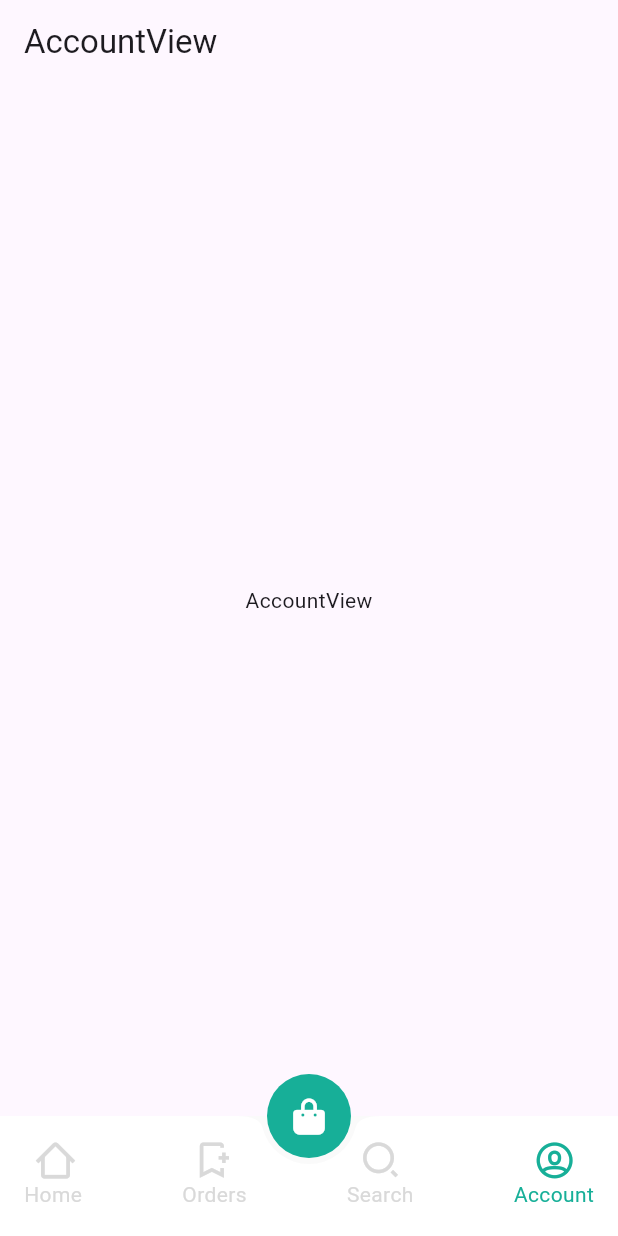
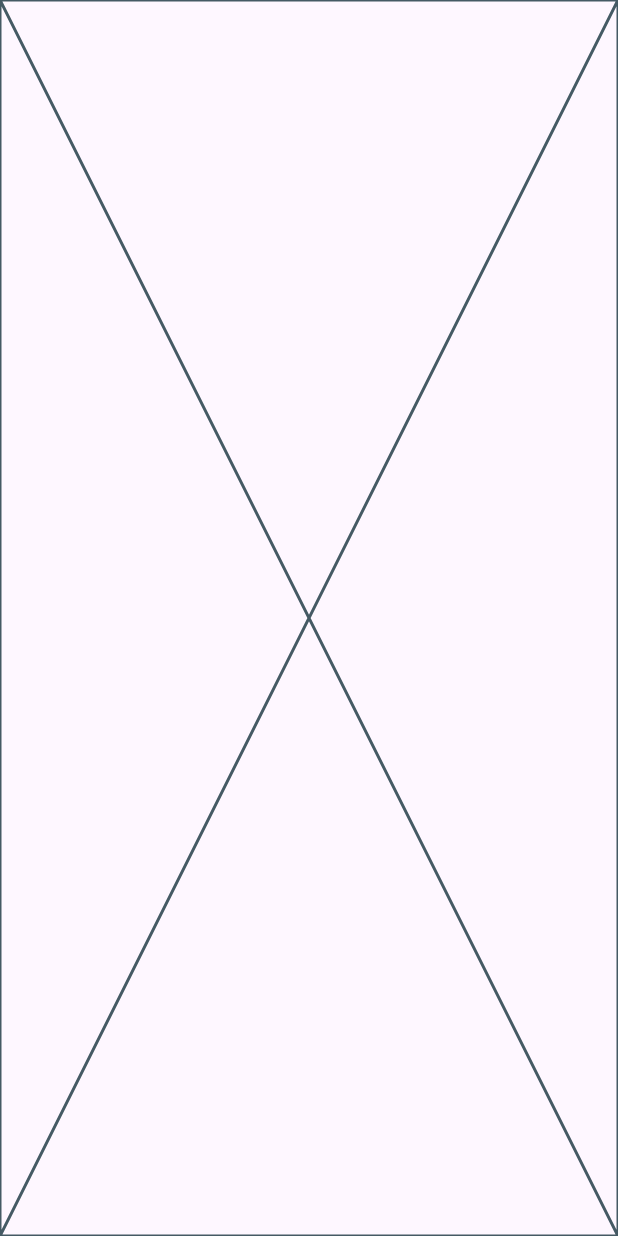
Before and after one commit to MakariosFared/My_Ecommerce_App, a Flutter app: the HomeView screen opened by its route, scrolled down 313 dp, after a tap on "Search", after a tap on "Account", on a phone screen of 412 x 824 dp. Run offline on Flutter 3.47's test engine with Material 3 defaults, Android fonts, the phone set to English and light mode, and no system bars; our stand-ins replace flutter_svg, flutter_xlider, font_awesome_flutter, go_router.

Commit message:
feat: create MyAccountView and MyAccountViewBody & Flexible filter view

```diff
--- a/lib/Core/utils/app_router.dart
+++ b/lib/Core/utils/app_router.dart
@@ -5,6 +5,7 @@ import 'package:dikkan/Features/auth/presentation/views/sign_up_view.dart';
 import 'package:dikkan/Features/auth/presentation/views/verification_otp_view.dart';
 import 'package:dikkan/Features/home/presentation/views/home_view.dart';
 import 'package:dikkan/Features/introduction/presentation/views/introduction_view.dart';
+import 'package:dikkan/Features/my_account/presentation/views/my_account_view.dart';
 import 'package:dikkan/Features/search/presentation/views/filter_view.dart';
 import 'package:dikkan/Features/search/presentation/views/search_view.dart';
 import 'package:dikkan/Features/splash/presentation/views/splash_view.dart';
@@ -20,6 +21,7 @@ abstract class AppRouter {
   static const String kResetPassword = '/resetPassword';
   static const String kSearch = '/search';
   static const String kFilterView = '/filterView';
+  static const String kMyAccount = '/myAccount';
 
   static final router = GoRouter(
     routes: [
@@ -63,6 +65,10 @@ abstract class AppRouter {
         path: kFilterView,
         builder: (context, state) => const FilterView(),
       ),
+      GoRoute(
+        path: kMyAccount,
+        builder: (context, state) => const MyAccountView(),
+      ),
     ],
   );
 }
--- a/lib/Features/home/presentation/views/home_view.dart
+++ b/lib/Features/home/presentation/views/home_view.dart
@@ -1,11 +1,13 @@
+import 'package:dikkan/Core/utils/app_router.dart';
 import 'package:dikkan/Core/utils/widgets/custom_icon.dart';
 import 'package:dikkan/Features/home/presentation/views/widgets/home_view_body.dart';
+import 'package:dikkan/Features/my_account/presentation/views/my_account_view.dart';
 import 'package:dikkan/Features/search/presentation/views/search_view.dart';
-import 'package:dikkan/account.dart';
 import 'package:dikkan/constant.dart';
 import 'package:dikkan/orders.dart';
 import 'package:flutter/material.dart';
 import 'package:font_awesome_flutter/font_awesome_flutter.dart';
+import 'package:go_router/go_router.dart';
 
 class HomeView extends StatefulWidget {
   const HomeView({super.key});
@@ -21,7 +23,7 @@ class _HomeViewState extends State<HomeView> {
     const HomeView(),
     const SearchView(),
     const OrdersView(),
-    const AccountView(),
+    const MyAccountView()
   ];
 
   final PageStorageBucket bucket = PageStorageBucket();
@@ -148,12 +150,13 @@ class _HomeViewState extends State<HomeView> {
             ),
             GestureDetector(
               onTap: () {
-                setState(
-                  () {
-                    currentScreen = const AccountView();
-                    selectedTab = 3;
-                  },
-                );
+                GoRouter.of(context).push(AppRouter.kMyAccount);
+                // setState(
+                //   () {
+                //     currentScreen = const MyAccountView();
+                //     selectedTab = 3;
+                //   },
+                // );
               },
               child: Column(
                 mainAxisAlignment: MainAxisAlignment.center,
--- /dev/null
+++ b/lib/Features/my_account/presentation/views/my_account_view.dart
@@ -0,0 +1,15 @@
+import 'package:dikkan/Features/my_account/presentation/views/widgets/my_account_view_body.dart';
+import 'package:flutter/material.dart';
+
+class MyAccountView extends StatelessWidget {
+  const MyAccountView({super.key});
+
+  @override
+  Widget build(BuildContext context) {
+    return const Scaffold(
+      body: SafeArea(
+        child: MyAccountViewBody(),
+      ),
+    );
+  }
+}
--- /dev/null
+++ b/lib/Features/my_account/presentation/views/widgets/my_account_view_body.dart
@@ -0,0 +1,10 @@
+import 'package:flutter/material.dart';
+
+class MyAccountViewBody extends StatelessWidget {
+  const MyAccountViewBody({super.key});
+
+  @override
+  Widget build(BuildContext context) {
+    return const Placeholder();
+  }
+}
--- a/lib/account.dart
+++ /dev/null
@@ -1,16 +0,0 @@
-import 'package:flutter/material.dart';
-
-class AccountView extends StatelessWidget {
-  const AccountView({super.key});
-
-  @override
-  Widget build(BuildContext context) {
-    return Scaffold(
-      body: const Center(child: Text('AccountView')),
-      appBar: AppBar(
-        title:const Text('AccountView'),
-
-      ),
-    );
-  }
-}
```
Also changed, not shown: lib/Features/search/presentation/views/widget/filter_view_body.dart (+22 -10 lines).
